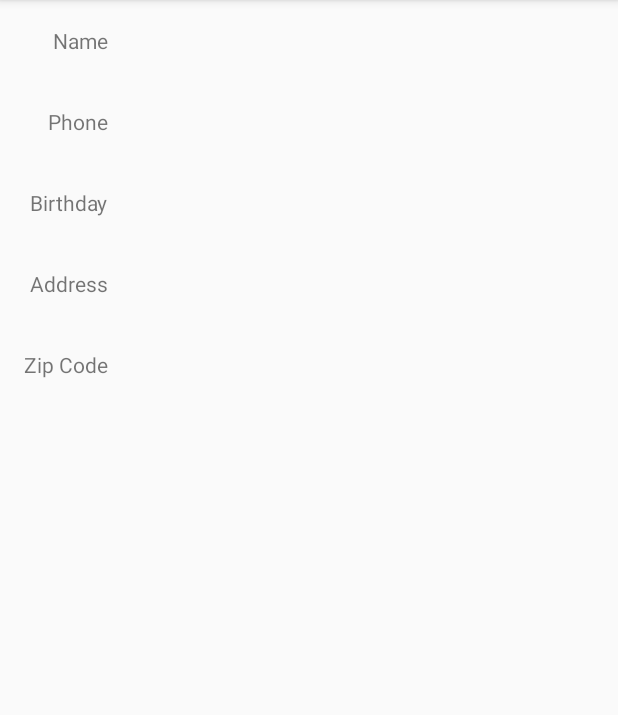
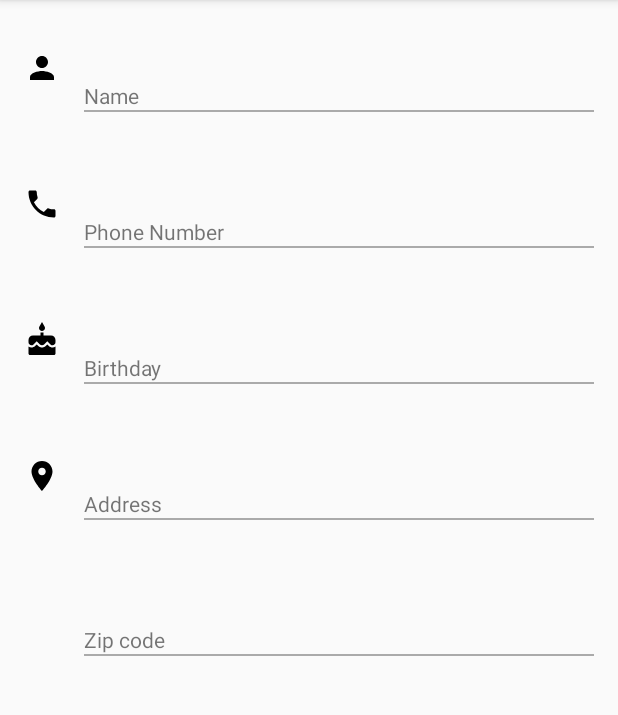
Before and after one commit to andela-bomotoso/ContactManager, an Android app: the fragment ContactDetailsFragment shown on its own in the app's theme, on a phone screen of 412 x 824 dp, the part 84-799 px from its top. Run offline under Robolectric (Android 15) with nearby library versions, the phone set to English and light mode, and no system bars; 1 statement that could not run was skipped.

Commit message:
modifies the contact details fragment layout

```diff
--- a/app/src/main/res/layout/fragment_contact_details.xml
+++ b/app/src/main/res/layout/fragment_contact_details.xml
@@ -1,88 +1,219 @@
-<GridLayout xmlns:android="http://schemas.android.com/apk/res/android"
+<LinearLayout xmlns:android="http://schemas.android.com/apk/res/android"
+    xmlns:app="http://schemas.android.com/apk/res-auto"
     xmlns:tools="http://schemas.android.com/tools"
-    xmlns:app="http://schemas.android.com/apk/res-auto"
-    app:layout_behavior="@string/appbar_scrolling_view_behavior"
     android:layout_width="match_parent"
     android:layout_height="wrap_content"
-    android:columnCount="2"
-    tools:context="com.example.bukola_omotoso.contactmanager.fragments.ContactDetailsFragment">
+    android:orientation="vertical"
+    android:paddingLeft="16dp"
+    android:paddingRight="16dp"
+    app:layout_behavior="@string/appbar_scrolling_view_behavior"
+    tools:context="com.service_fusion.bukola_omotoso.contactmanager.fragments.ContactDetailsFragment">
 
     <!-- TODO: Update blank fragment layout -->
-    <TextView
+    <RelativeLayout
+        android:layout_width="match_parent"
+        android:layout_height="wrap_content">
+
+        <ImageView
+            android:id="@+id/personImage"
             android:layout_width="wrap_content"
             android:layout_height="wrap_content"
-        android:layout_column="0"
-        android:layout_row="0"
-        android:text="Name"
-        style="@style/ContactLabelTextView"/>
+            android:layout_centerVertical="true"
+            android:src="@drawable/ic_person_black_24dp" />
+
+        <LinearLayout
+            android:layout_width="match_parent"
+            android:layout_height="wrap_content"
+            android:layout_marginBottom="16dp"
+            android:layout_marginLeft="16dp"
+            android:layout_toRightOf="@id/personImage"
+            android:orientation="vertical">
+
             <TextView
+                android:id="@+id/nameTextView"
+                style="@style/ContactTextView"
+                android:layout_width="match_parent"
+                android:layout_height="wrap_content"
+                android:layout_toRightOf="@id/personImage" />
+
+            <TextView
+                style="@style/descriptionTextView"
+                android:layout_width="match_parent"
+                android:layout_height="wrap_content"
+                android:layout_toRightOf="@id/personImage"
+                android:text="Name" />
+
+            <View
+                android:layout_width="match_parent"
+                android:layout_height="1dp"
+                android:background="@android:color/darker_gray" />
+
+        </LinearLayout>
+    </RelativeLayout>
+
+    <RelativeLayout
+        android:layout_width="match_parent"
+        android:layout_height="wrap_content">
+
+        <ImageView
+            android:id="@+id/phoneImage"
             android:layout_width="wrap_content"
             android:layout_height="wrap_content"
-        android:layout_column="1"
-        android:layout_row="0"
-        android:id="@+id/nameTextView"
-        style="@style/ContactTextView"/>
+            android:layout_centerVertical="true"
+            android:src="@drawable/ic_phone_black_24dp" />
+
+        <LinearLayout
+            android:layout_width="match_parent"
+            android:layout_height="wrap_content"
+            android:layout_marginBottom="16dp"
+            android:layout_marginLeft="16dp"
+            android:layout_toRightOf="@id/phoneImage"
+            android:orientation="vertical">
 
             <TextView
+                android:id="@+id/phoneTextView"
+                style="@style/ContactTextView"
+                android:layout_width="match_parent"
+                android:layout_height="wrap_content"
+                android:layout_toRightOf="@id/phoneImage" />
+
+            <TextView
+                style="@style/descriptionTextView"
+                android:layout_width="match_parent"
+                android:layout_height="wrap_content"
+                android:layout_toRightOf="@id/phoneImage"
+                android:text="@string/phone" />
+
+            <View
+                android:layout_width="match_parent"
+                android:layout_height="1dp"
+                android:background="@android:color/darker_gray" />
+
+
+        </LinearLayout>
+
+    </RelativeLayout>
+
+    <RelativeLayout
+        android:layout_width="match_parent"
+        android:layout_height="wrap_content">
+
+        <ImageView
+            android:id="@+id/birthdayImage"
             android:layout_width="wrap_content"
             android:layout_height="wrap_content"
-        android:layout_column="0"
-        android:layout_row="1"
-        android:text="Phone"
-        style="@style/ContactLabelTextView"/>
+            android:layout_centerVertical="true"
+            android:src="@drawable/ic_cake_black_24dp" />
+
+        <LinearLayout
+            android:layout_width="match_parent"
+            android:layout_height="wrap_content"
+            android:layout_marginBottom="16dp"
+            android:layout_marginLeft="16dp"
+            android:layout_toRightOf="@id/birthdayImage"
+            android:orientation="vertical">
+
         <TextView
+            android:id="@+id/birthdayTextView"
+            style="@style/ContactTextView"
+            android:layout_width="match_parent"
+            android:layout_height="wrap_content"
+            android:layout_toRightOf="@id/birthdayImage" />
+
+            <TextView
+                style="@style/descriptionTextView"
+                android:layout_width="match_parent"
+                android:layout_height="wrap_content"
+                android:layout_toRightOf="@id/birthdayImage"
+                android:text="@string/birthday" />
+            <View
+                android:layout_width="match_parent"
+                android:layout_height="1dp"
+                android:background="@android:color/darker_gray" />
+
+        </LinearLayout>
+    </RelativeLayout>
+
+    <RelativeLayout
+        android:layout_width="match_parent"
+        android:layout_height="wrap_content">
+
+        <ImageView
+            android:id="@+id/locationImage"
             android:layout_width="wrap_content"
             android:layout_height="wrap_content"
-        android:layout_column="1"
-        android:layout_row="1"
-        android:id="@+id/phoneTextView"
-        style="@style/ContactTextView"/>
+            android:layout_centerVertical="true"
+            android:src="@drawable/ic_location_on_black_24dp" />
+
+        <LinearLayout
+            android:layout_width="match_parent"
+            android:layout_height="wrap_content"
+            android:layout_marginBottom="16dp"
+            android:layout_marginLeft="16dp"
+            android:layout_toRightOf="@id/locationImage"
+            android:orientation="vertical">
 
         <TextView
+            android:id="@+id/addressTextView"
+            style="@style/ContactTextView"
+            android:layout_width="match_parent"
+            android:layout_height="wrap_content"
+            android:layout_toRightOf="@id/locationImage" />
+
+            <TextView
+                style="@style/descriptionTextView"
+                android:layout_width="match_parent"
+                android:layout_height="wrap_content"
+                android:layout_toRightOf="@id/locationImage"
+                android:text="@string/address" />
+            <View
+                android:layout_width="match_parent"
+                android:layout_height="1dp"
+                android:background="@android:color/darker_gray" />
+
+        </LinearLayout>
+    </RelativeLayout>
+
+    <RelativeLayout
+        android:layout_width="match_parent"
+        android:layout_height="wrap_content">
+
+        <ImageView
+            android:id="@+id/zipImage"
             android:layout_width="wrap_content"
             android:layout_height="wrap_content"
-        android:layout_column="0"
-        android:layout_row="2"
-        android:text="Birthday"
-        style="@style/ContactLabelTextView"/>
-    <TextView
-        android:layout_width="wrap_content"
+            android:layout_centerVertical="true"
+            android:src="@drawable/ic_location_on_black_24dp"
+            android:visibility="invisible" />
+
+        <LinearLayout
+            android:layout_width="match_parent"
             android:layout_height="wrap_content"
-        android:layout_column="1"
-        android:layout_row="2"
-        android:id="@+id/birthdayTextView"
-        style="@style/ContactTextView"/>
+            android:layout_marginBottom="16dp"
+            android:layout_marginLeft="16dp"
+            android:layout_toRightOf="@id/zipImage"
+            android:orientation="vertical">
 
         <TextView
-        android:layout_width="wrap_content"
+            android:id="@+id/zipTextView"
+            style="@style/ContactTextView"
+            android:layout_width="match_parent"
             android:layout_height="wrap_content"
-        android:layout_column="0"
-        android:layout_row="3"
-        android:text="Address"
-        style="@style/ContactLabelTextView"/>
+            android:layout_toRightOf="@id/zipImage" />
 
             <TextView
-        android:layout_width="wrap_content"
+                style="@style/descriptionTextView"
+                android:layout_width="match_parent"
                 android:layout_height="wrap_content"
-        android:layout_column="1"
-        android:layout_row="3"
-        android:id="@+id/addressTextView"
-        style="@style/ContactTextView"/>
+                android:layout_toRightOf="@id/locationImage"
+                android:text="@string/zip_code" />
+            <View
+                android:layout_width="match_parent"
+                android:layout_height="1dp"
+                android:background="@android:color/darker_gray" />
 
-    <TextView
-        android:layout_width="wrap_content"
-        android:layout_height="wrap_content"
-        android:layout_column="0"
-        android:layout_row="4"
-        android:text="Zip Code"
-        style="@style/ContactLabelTextView"/>
-    <TextView
-        android:layout_width="wrap_content"
-        android:layout_height="wrap_content"
-        android:layout_column="1"
-        android:layout_row="4"
-        android:id="@+id/zipTextView"
-        style="@style/ContactTextView"/>
+        </LinearLayout>
+    </RelativeLayout>
 
 
-</GridLayout>
+</LinearLayout>
```
Lines whose indentation alone changed are shown as unchanged.
